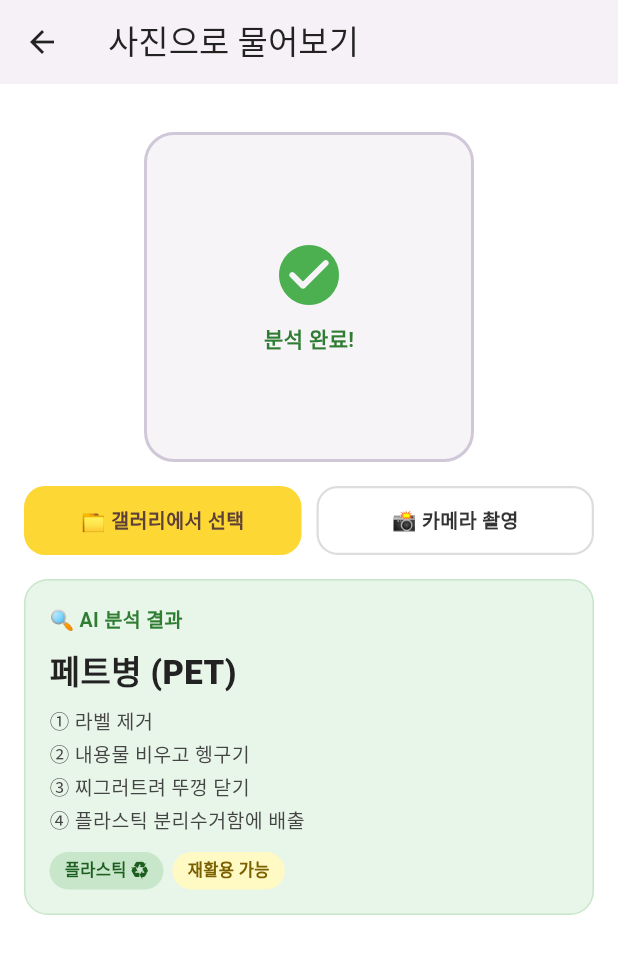
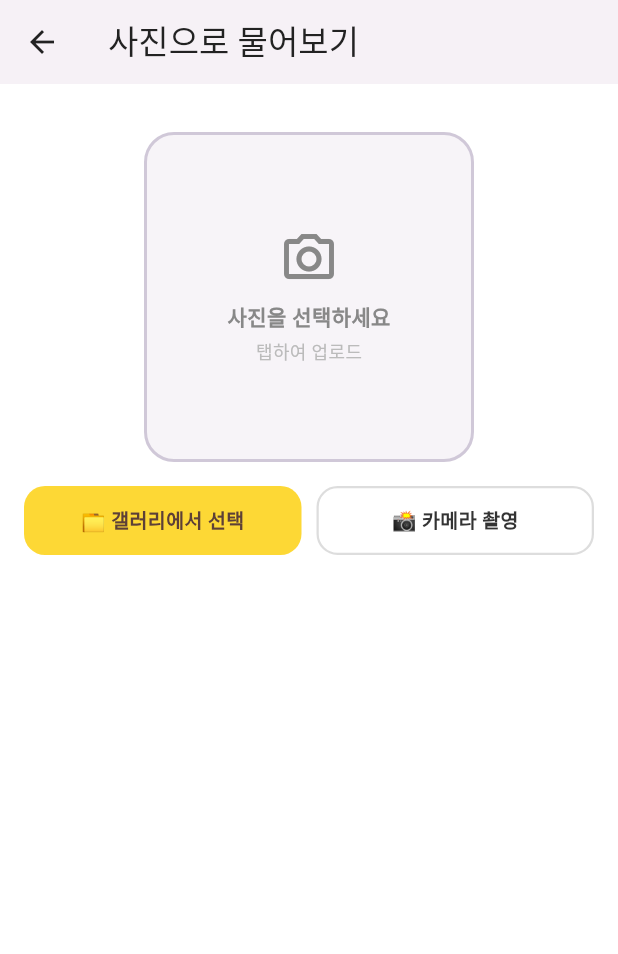
Before and after one commit to JooyoungJeong1/My_Golden_Kids, a Flutter app: the PhotoQuestionPage screen opened directly, after a tap on "사진을 선택하세요", on a phone screen of 412 x 824 dp. Shown: the top 954 px of the screen. Run offline on Flutter 3.47's test engine with Material 3 defaults, Android fonts, the phone set to English and light mode, and no system bars; our stand-ins replace google_fonts, image_picker; accounts and stored records are empty.

Commit message:
AI 채팅 및 사진 분석 기능 추가

```diff
--- a/lib/screens/chat_page.dart
+++ b/lib/screens/chat_page.dart
@@ -1,5 +1,9 @@
 import 'package:flutter/material.dart';
 import '../widgets/typing_indicator.dart';
+import 'package:http/http.dart' as http;
+import 'dart:convert';
+
+const String baseUrl = 'http://211.104.25.94:8000';
 
 // ───────────────────────────────────────────
 // 채팅 페이지
@@ -355,8 +359,16 @@ class _ChatQuestionPageState extends State<ChatQuestionPage> {
           {'q': '건전지는요?', 'a': ''},
         ];
       } else {
-        reply =
-            '"$text"에 대한 정보를 찾지 못했어요 😅\n\n품목 이름을 더 정확하게 입력해보세요!\n예) 페트병, 유리병, 스티로폼, 건전지 등';
+      // 모르는 질문은 Claude API 호출
+      try {
+        final response = await http.post(
+          Uri.parse('$baseUrl/chat?message=${Uri.encodeComponent(text)}'),
+        );
+        final data = jsonDecode(utf8.decode(response.bodyBytes));
+        reply = data['reply'];
+      } catch (e) {
+        reply = '"$text"에 대한 정보를 찾지 못했어요 😅\n\n품목 이름을 더 정확하게 입력해보세요!\n예) 페트병, 유리병, 스티로폼, 건전지 등';
+      }
       _lastCategory = null;
       followUps = [
         {'q': '❓ 자주 묻는 질문', 'a': ''},
--- a/lib/screens/photo_page.dart
+++ b/lib/screens/photo_page.dart
@@ -1,4 +1,10 @@
 import 'package:flutter/material.dart';
+import 'package:http/http.dart' as http;
+import 'dart:convert';
+import 'package:image_picker/image_picker.dart';
+import 'package:http_parser/http_parser.dart';
+
+const String baseUrl = 'http://211.104.25.94:8000';
 
 // ───────────────────────────────────────────
 // 사진 페이지
@@ -16,37 +22,51 @@ class _PhotoQuestionPageState extends State<PhotoQuestionPage> {
   String _resultName = '';
   String _resultSteps = '';
   List<Map<String, String>> _resultBadges = [];
+  final ImagePicker _picker = ImagePicker();
 
-  void _analyze() async {
+  Future<void> _analyze(ImageSource source) async {
+    final XFile? image = await _picker.pickImage(source: source);
+    if (image == null) return;
+
     setState(() {
       _isAnalyzing = true;
       _showResult = false;
     });
 
-    // 여기에 http
-    // final response = await http.post(...);
-    // final data = jsonDecode(response.body);
-
-    // 지금은 임시 더미 데이터 연동 전 출력물
-    final data = {
-      "name": "페트병 (PET)",
-      "steps": "① 라벨 제거\n② 내용물 비우고 헹구기\n③ 찌그러트려 뚜껑 닫기\n④ 플라스틱 분리수거함에 배출",
-      "badges": [
-        {"label": "플라스틱 ♻️", "bgColor": "C8E6C9", "textColor": "1B5E20"},
-        {"label": "재활용 가능", "bgColor": "FFF9C4", "textColor": "7A6000"},
-      ],
-    };
+    try {
+      final request = http.MultipartRequest(
+        'POST',
+        Uri.parse('$baseUrl/photo/analyze'),
+      );
+      request.files.add(
+        http.MultipartFile.fromBytes(
+          'file',
+          await image.readAsBytes(),
+          filename: image.name,
+          contentType: MediaType('image', 'jpeg'),
+        ),
+      );
+      final streamedResponse = await request.send();
+      final response = await http.Response.fromStream(streamedResponse);
+      final data = jsonDecode(utf8.decode(response.bodyBytes));
 
       if (!mounted) return;
       setState(() {
         _isAnalyzing = false;
         _showResult = true;
-      _resultName = data['name'] as String;
-      _resultSteps = data['steps'] as String;
-      _resultBadges = (data['badges'] as List)
+        final item = data['items'][0];
+        _resultName = item['name'] ?? '';
+        _resultSteps = item['steps'] ?? '';
+        _resultBadges = (item['badges'] as List)
             .map((e) => Map<String, String>.from(e as Map))
             .toList();
 });
+    } catch (e) {
+      if (!mounted) return;
+      setState(() {
+        _isAnalyzing = false;
+      });
+    }
   }
 
   @override
@@ -65,7 +85,7 @@ class _PhotoQuestionPageState extends State<PhotoQuestionPage> {
             children: [
               const SizedBox(height: 16),
               GestureDetector(
-                onTap: _analyze,
+                onTap: () => _analyze(ImageSource.gallery),
                 child: Container(
                   width: 220,
                   height: 220,
@@ -152,7 +172,7 @@ class _PhotoQuestionPageState extends State<PhotoQuestionPage> {
                 children: [
                   Expanded(
                     child: GestureDetector(
-                      onTap: _analyze,
+                      onTap: () => _analyze(ImageSource.gallery),
                       child: Container(
                         height: 46,
                         decoration: BoxDecoration(
@@ -175,7 +195,7 @@ class _PhotoQuestionPageState extends State<PhotoQuestionPage> {
                   const SizedBox(width: 10),
                   Expanded(
                     child: GestureDetector(
-                      onTap: _analyze,
+                      onTap: () => _analyze(ImageSource.camera),
                       child: Container(
                         height: 46,
                         decoration: BoxDecoration(
--- a/pubspec.yaml
+++ b/pubspec.yaml
@@ -13,6 +13,9 @@ dependencies:
   cupertino_icons: ^1.0.8
   google_fonts: ^6.2.1
   url_launcher: ^6.3.2
+  http: ^1.2.0
+  image_picker: ^1.0.4
+  http_parser: ^4.0.0
 
 dev_dependencies:
   flutter_test:
```
Also changed, not shown: pubspec.lock, 6 other files. Lines whose indentation alone changed are shown as unchanged.
